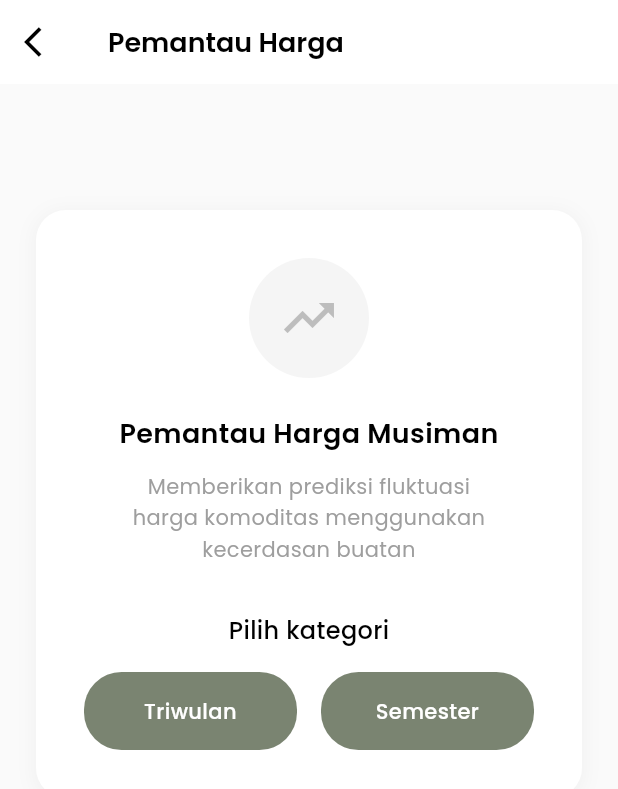
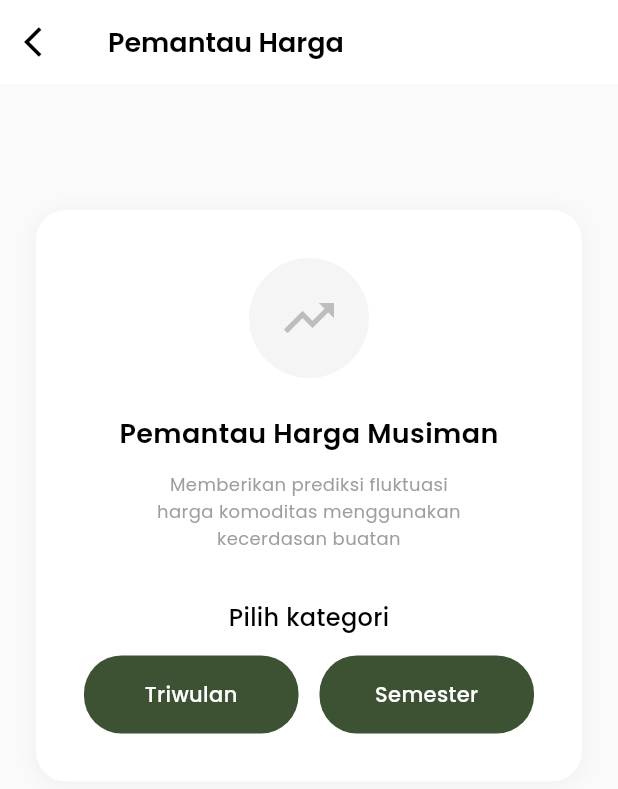
Before and after one commit to amertawolj/PRD_PANENIN, a Flutter app: the HomepageScreen screen opened by its route, after a tap on an icon or button, on a phone screen of 412 x 824 dp. Shown: the top 789 px of the screen. Run offline on Flutter 3.47's test engine with Material 3 defaults, Android fonts, the phone set to English and light mode, and no system bars; our stand-ins replace camera, iconsax, supabase_flutter; accounts and stored records are empty.

Commit message:
add beberapa penyesuaian (lupa commit beberapa hari belakangan sorry)

```diff
--- a/lib/features/ai-tracker/pilihkategori.dart
+++ b/lib/features/ai-tracker/pilihkategori.dart
@@ -85,7 +85,7 @@ class PilihKategoriScreen extends StatelessWidget {
                   const Text(
                     'Memberikan prediksi fluktuasi\nharga komoditas menggunakan\nkecerdasan buatan',
                     style: TextStyle(
-                      fontSize: 14,
+                      fontSize: 12,
                       color: Colors.grey,
                       fontWeight: FontWeight.w400,
                       fontFamily: 'Poppins',
@@ -107,7 +107,7 @@ class PilihKategoriScreen extends StatelessWidget {
                     ),
                   ),
 
-                  const SizedBox(height: 16),
+                  const SizedBox(height: 14),
 
                   // Category buttons
                   Row(
@@ -126,7 +126,7 @@ class PilihKategoriScreen extends StatelessWidget {
                           },
                         ),
                       ),
-                      const SizedBox(width: 16),
+                      const SizedBox(width: 14),
                       Expanded(
                         child: _buildCategoryButton(
                           context,
@@ -156,9 +156,9 @@ class PilihKategoriScreen extends StatelessWidget {
     return GestureDetector(
       onTap: onTap,
       child: Container(
-        padding: const EdgeInsets.symmetric(vertical: 16, horizontal: 24),
+        padding: const EdgeInsets.symmetric(vertical: 16, horizontal: 12),
         decoration: BoxDecoration(
-          color: const Color(0xFF7A8471),
+          color: const Color(0xFF3C5232),
           borderRadius: BorderRadius.circular(25),
         ),
         child: Text(
--- a/lib/features/ai-tracker/semester.dart
+++ b/lib/features/ai-tracker/semester.dart
@@ -100,7 +100,7 @@ class _SemesterScreenState extends State<SemesterScreen> {
     return AnimatedContainer(
       duration: const Duration(milliseconds: 300),
       decoration: BoxDecoration(
-        color: const Color(0xFF9CAF88),
+        color: const Color(0xFF3C5232),
         borderRadius: BorderRadius.circular(25),
       ),
       child: Column(
@@ -112,7 +112,7 @@ class _SemesterScreenState extends State<SemesterScreen> {
               width: double.infinity,
               padding: const EdgeInsets.symmetric(vertical: 20, horizontal: 24),
               decoration: BoxDecoration(
-                color: const Color(0xFF9CAF88),
+                color: const Color(0xFF3C5232),
                 borderRadius: BorderRadius.circular(25),
               ),
               child: Row(
@@ -143,7 +143,7 @@ class _SemesterScreenState extends State<SemesterScreen> {
               width: double.infinity,
               padding: const EdgeInsets.fromLTRB(16, 0, 16, 16),
               decoration: const BoxDecoration(
-                color: Color(0xFF9CAF88),
+                color: Color(0xFF3C5232),
                 borderRadius: BorderRadius.only(
                   bottomLeft: Radius.circular(25),
                   bottomRight: Radius.circular(25),
--- a/lib/features/ai-tracker/triwulan.dart
+++ b/lib/features/ai-tracker/triwulan.dart
@@ -132,7 +132,7 @@ class _TriwulanScreenState extends State<TriwulanScreen> {
     return AnimatedContainer(
       duration: const Duration(milliseconds: 300),
       decoration: BoxDecoration(
-        color: const Color(0xFF9CAF88),
+        color: const Color(0xFF3C5232),
         borderRadius: BorderRadius.circular(25),
       ),
       child: Column(
@@ -144,7 +144,7 @@ class _TriwulanScreenState extends State<TriwulanScreen> {
               width: double.infinity,
               padding: const EdgeInsets.symmetric(vertical: 20, horizontal: 24),
               decoration: BoxDecoration(
-                color: const Color(0xFF9CAF88),
+                color: const Color(0xFF3C5232),
                 borderRadius: BorderRadius.circular(25),
               ),
               child: Row(
@@ -175,7 +175,7 @@ class _TriwulanScreenState extends State<TriwulanScreen> {
               width: double.infinity,
               padding: const EdgeInsets.fromLTRB(16, 0, 16, 16),
               decoration: const BoxDecoration(
-                color: Color(0xFF9CAF88),
+                color: Color(0xFF3C5232),
                 borderRadius: BorderRadius.only(
                   bottomLeft: Radius.circular(25),
                   bottomRight: Radius.circular(25),
--- a/lib/features/finance/finance.dart
+++ b/lib/features/finance/finance.dart
@@ -376,7 +376,7 @@ class FinanceScreen extends StatelessWidget {
           _showDownloadDialog();
         },
         style: ElevatedButton.styleFrom(
-          backgroundColor: const Color(0xFF4A5D23),
+          backgroundColor: const Color(0xFF3C5232),
           padding: const EdgeInsets.symmetric(vertical: 16),
           shape: RoundedRectangleBorder(
             borderRadius: BorderRadius.circular(8),
--- a/lib/features/homepage/homepage.dart
+++ b/lib/features/homepage/homepage.dart
@@ -33,13 +33,15 @@ class _HomepageScreenState extends State<HomepageScreen> {
     return Scaffold(
       backgroundColor: const Color(0xFF3C5232),
       body: SafeArea(
-        child: Column(
-          children: [
-            // Compact Header Section
-            _buildCompactHeader(),
+        child: CustomScrollView(
+          slivers: [
+            // Header section as a sliver
+            SliverToBoxAdapter(
+              child: _buildCompactHeader(),
+            ),
 
-            // Main Content Area
-            Expanded(
+            // Main content section as a sliver
+            SliverToBoxAdapter(
               child: Container(
                 decoration: const BoxDecoration(
                   color: Colors.white,
@@ -48,23 +50,22 @@ class _HomepageScreenState extends State<HomepageScreen> {
                     topRight: Radius.circular(20),
                   ),
                 ),
-                child: SingleChildScrollView(
                 child: Padding(
-                    padding: const EdgeInsets.all(16), // Reduced padding
+                  padding: const EdgeInsets.all(16),
                   child: Column(
                     crossAxisAlignment: CrossAxisAlignment.start,
                     children: [
-                        const SizedBox(height: 16), // Reduced spacing
+                      const SizedBox(height: 16),
 
                       // Compact Akses Cepat Section
                       _buildAksesCepatSection(),
 
-                        const SizedBox(height: 20), // Reduced spacing
+                      const SizedBox(height: 20),
 
                       // Compact Rangkuman Pesanan Section
                       _buildCompactRangkumanPesananSection(),
 
-                        const SizedBox(height: 20), // Reduced spacing
+                      const SizedBox(height: 20),
 
                       // Compact Komoditas Section
                       _buildCompactKomoditasSection(),
@@ -75,17 +76,16 @@ class _HomepageScreenState extends State<HomepageScreen> {
                 ),
               ),
             ),
-            ),
           ],
         ),
       ),
-      bottomNavigationBar: _buildCompactBottomNavBar(),
+      bottomNavigationBar: _buildBottomNavBar(),
     );
   }
 
   Widget _buildCompactHeader() {
     return Container(
-      padding: const EdgeInsets.all(16), // Reduced padding
+      padding: const EdgeInsets.all(16),
       child: Column(
         children: [
           // Compact top bar with greeting and icons
@@ -93,19 +93,19 @@ class _HomepageScreenState extends State<HomepageScreen> {
             children: [
               // Smaller profile avatar
               Container(
-                width: 32, // Reduced size
+                width: 32,
                 height: 32,
                 decoration: BoxDecoration(
                   color: Colors.orange,
-                  borderRadius: BorderRadius.circular(10), // Smaller radius
+                  borderRadius: BorderRadius.circular(10),
                 ),
                 child: const Icon(
                   Icons.person,
                   color: Colors.white,
-                  size: 20, // Smaller icon
+                  size: 20,
                 ),
               ),
-              const SizedBox(width: 10), // Reduced spacing
+              const SizedBox(width: 10),
 
               // Greeting text
               const Expanded(
@@ -113,7 +113,7 @@ class _HomepageScreenState extends State<HomepageScreen> {
                   'Halo, User',
                   style: TextStyle(
                     color: Colors.white,
-                    fontSize: 18, // Smaller font
+                    fontSize: 18,
                     fontWeight: FontWeight.w600,
                     fontFamily: 'Poppins',
                   ),
@@ -125,7 +125,7 @@ class _HomepageScreenState extends State<HomepageScreen> {
                 children: [
                   IconButton(
                     onPressed: () {},
-                    padding: const EdgeInsets.all(6), // Reduced padding
+                    padding: const EdgeInsets.all(6),
                     constraints: const BoxConstraints(minWidth: 32, minHeight: 32),
                     icon: const Icon(Icons.mail_outline, color: Colors.white, size: 20),
                   ),
@@ -146,21 +146,21 @@ class _HomepageScreenState extends State<HomepageScreen> {
             ],
           ),
 
-          const SizedBox(height: 16), // Reduced spacing
+          const SizedBox(height: 16),
 
           // Compact search bar
           Container(
-            height: 42, // Fixed smaller height
+            height: 42,
             decoration: BoxDecoration(
               color: Colors.white.withOpacity(0.9),
-              borderRadius: BorderRadius.circular(12), // Smaller radius
+              borderRadius: BorderRadius.circular(12),
             ),
             child: TextField(
               decoration: InputDecoration(
                 hintText: 'Cari...',
                 hintStyle: TextStyle(
                   color: Colors.grey[600],
-                  fontSize: 13, // Smaller font
+                  fontSize: 13,
                 ),
                 prefixIcon: Icon(Icons.search, color: Colors.grey[600], size: 18),
                 border: InputBorder.none,
@@ -169,13 +169,13 @@ class _HomepageScreenState extends State<HomepageScreen> {
             ),
           ),
 
-          const SizedBox(height: 16), // Reduced spacing
+          const SizedBox(height: 16),
 
           // Compact featured banner
           Container(
-            height: 110, // Reduced height
+            height: 110,
             decoration: BoxDecoration(
-              borderRadius: BorderRadius.circular(12), // Smaller radius
+              borderRadius: BorderRadius.circular(12),
               image: const DecorationImage(
                 image: AssetImage('assets/image/petani.jpg'),
                 fit: BoxFit.cover,
@@ -193,14 +193,14 @@ class _HomepageScreenState extends State<HomepageScreen> {
                   ],
                 ),
               ),
-              padding: const EdgeInsets.all(16), // Reduced padding
+              padding: const EdgeInsets.all(16),
               child: const Align(
                 alignment: Alignment.centerLeft,
                 child: Text(
                   'TerKini! Petani juga ikut\nmenolak RUU TNI.',
                   style: TextStyle(
                     color: Colors.white,
-                    fontSize: 15, // Smaller font
+                    fontSize: 15,
                     fontWeight: FontWeight.w600,
                     fontFamily: 'Poppins',
                   ),
@@ -295,7 +295,7 @@ class _HomepageScreenState extends State<HomepageScreen> {
         const Text(
           'Rangkuman Pesanan',
           style: TextStyle(
-            fontSize: 16, // Smaller title
+            fontSize: 16,
             fontWeight: FontWeight.w600,
             fontFamily: 'Poppins',
           ),
@@ -303,10 +303,10 @@ class _HomepageScreenState extends State<HomepageScreen> {
         const SizedBox(height: 12),
 
         Container(
-          padding: const EdgeInsets.all(16), // Reduced padding
+          padding: const EdgeInsets.all(16),
           decoration: BoxDecoration(
             color: const Color(0xFF3C5232),
-            borderRadius: BorderRadius.circular(12), // Smaller radius
+            borderRadius: BorderRadius.circular(12),
           ),
           child: Row(
             mainAxisAlignment: MainAxisAlignment.spaceAround,
@@ -323,17 +323,17 @@ class _HomepageScreenState extends State<HomepageScreen> {
 
   Widget _buildCompactOrderSummaryItem(String count, String label) {
     return Container(
-      padding: const EdgeInsets.symmetric(vertical: 12, horizontal: 16), // Reduced padding
+      padding: const EdgeInsets.symmetric(vertical: 12, horizontal: 16),
       decoration: BoxDecoration(
         color: Colors.white.withOpacity(0.9),
-        borderRadius: BorderRadius.circular(10), // Smaller radius
+        borderRadius: BorderRadius.circular(10),
       ),
       child: Column(
         children: [
           Text(
             count,
             style: const TextStyle(
-              fontSize: 20, // Smaller number
+              fontSize: 20,
               fontWeight: FontWeight.w700,
               fontFamily: 'Poppins',
             ),
@@ -342,7 +342,7 @@ class _HomepageScreenState extends State<HomepageScreen> {
           Text(
             label,
             style: const TextStyle(
-              fontSize: 12, // Smaller label
+              fontSize: 12,
               fontWeight: FontWeight.w500,
               fontFamily: 'Poppins',
               color: Colors.black87,
@@ -360,7 +360,7 @@ class _HomepageScreenState extends State<HomepageScreen> {
         const Text(
           'Komoditas Terlaris',
           style: TextStyle(
-            fontSize: 16, // Smaller title
+            fontSize: 16,
             fontWeight: FontWeight.w600,
             fontFamily: 'Poppins',
           ),
@@ -368,30 +368,30 @@ class _HomepageScreenState extends State<HomepageScreen> {
         const SizedBox(height: 12),
 
         Container(
-          padding: const EdgeInsets.all(14), // Reduced padding
+          padding: const EdgeInsets.all(14),
           decoration: BoxDecoration(
             color: const Color(0xFF8FA26D),
-            borderRadius: BorderRadius.circular(12), // Smaller radius
+            borderRadius: BorderRadius.circular(12),
           ),
           child: Column(
             children: [
               Container(
-                padding: const EdgeInsets.symmetric(vertical: 8, horizontal: 12), // Reduced padding
+                padding: const EdgeInsets.symmetric(vertical: 8, horizontal: 12),
                 decoration: BoxDecoration(
                   color: const Color(0xFF3C5232),
-                  borderRadius: BorderRadius.circular(6), // Smaller radius
+                  borderRadius: BorderRadius.circular(6),
                 ),
                 child: const Text(
                   'Komoditas Terlaris Bulan Ini',
                   style: TextStyle(
                     color: Colors.white,
-                    fontSize: 12, // Smaller font
+                    fontSize: 12,
                     fontWeight: FontWeight.w600,
                     fontFamily: 'Poppins',
                   ),
                 ),
               ),
-              const SizedBox(height: 12), // Reduced spacing
+              const SizedBox(height: 12),
 
               Row(
                 mainAxisAlignment: MainAxisAlignment.spaceAround,
@@ -412,23 +412,23 @@ class _HomepageScreenState extends State<HomepageScreen> {
     return Column(
       children: [
         Container(
-          width: 48, // Smaller size
+          width: 48,
           height: 48,
           decoration: BoxDecoration(
             color: itemColor.withOpacity(0.2),
-            borderRadius: BorderRadius.circular(10), // Smaller radius
+            borderRadius: BorderRadius.circular(10),
           ),
           child: Icon(
             Icons.eco_outlined,
             color: itemColor,
-            size: 24, // Smaller icon
+            size: 24,
           ),
         ),
         const SizedBox(height: 6),
         Text(
           name,
           style: const TextStyle(
-            fontSize: 11, // Smaller font
+            fontSize: 11,
             fontWeight: FontWeight.w600,
             fontFamily: 'Poppins',
             color: Colors.white,
@@ -438,7 +438,7 @@ class _HomepageScreenState extends State<HomepageScreen> {
         Text(
           price,
           style: const TextStyle(
-            fontSize: 10, // Smaller font
+            fontSize: 10,
             fontWeight: FontWeight.w400,
             fontFamily: 'Poppins',
             color: Colors.white70,
@@ -449,50 +449,43 @@ class _HomepageScreenState extends State<HomepageScreen> {
   }
 
   void _onBottomNavTap(int index) {
-    // Don't update _currentIndex here since we're navigating away
-
     switch (index) {
       case 0:
-      // Already on Beranda (current screen) - do nothing
         Navigator.push(
             context,
             MaterialPageRoute(builder: (context) => SeeAllFeaturesScreen())
         );
         break;
       case 1:
-      // Navigate to Produk screen
         Navigator.push(
           context,
           MaterialPageRoute(builder: (context) => TambahProdukScreen()),
         );
         break;
       case 2:
-      // Navigate to Analisis screen
         Navigator.push(
           context,
           MaterialPageRoute(builder: (context) => SalesAnalysisScreen()),
         );
         break;
       case 3:
-      // Navigate to Pesan screen - replace with your actual class name
         Navigator.push(
           context,
-          MaterialPageRoute(builder: (context) => const profileScreen()), // TEMPORARY - replace with your messages screen
+          MaterialPageRoute(builder: (context) => const profileScreen()),
         );
         break;
       case 4:
-      // Navigate to Pengaturan screen - replace with your actual class name
         Navigator.push(
           context,
-          MaterialPageRoute(builder: (context) => const profileScreen()), // TEMPORARY - replace with your settings screen
+          MaterialPageRoute(builder: (context) => const profileScreen()),
         );
         break;
     }
   }
 
-  Widget _buildCompactBottomNavBar() {
+  Widget _buildBottomNavBar() {
     return Container(
-      height: 60, // Fixed smaller height
+      height: 60,
       decoration: BoxDecoration(
         color: Colors.white,
         boxShadow: [
@@ -508,17 +501,15 @@ class _HomepageScreenState extends State<HomepageScreen> {
         backgroundColor: Colors.white,
         selectedItemColor: const Color(0xFF4A5D23),
         unselectedItemColor: Colors.grey,
-        selectedFontSize: 10, // Smaller font
+        selectedFontSize: 10,
         unselectedFontSize: 10,
-        iconSize: 20, // Smaller icons
+        iconSize: 20,
         currentIndex: _currentBottomNavIndex,
         onTap: (index) {
           setState(() {
             _currentBottomNavIndex = index;
           });
         },
-
-
         items: const [
           BottomNavigationBarItem(
             icon: Icon(Icons.home_outlined),
@@ -633,6 +624,7 @@ class _HomepageScreenState extends State<HomepageScreen> {
       ),
     );
   }
+
   void _navigateToTrackerAI() {
     Navigator.push(
       context,
@@ -650,9 +642,7 @@ class _HomepageScreenState extends State<HomepageScreen> {
       ),
     );
   }
-
 }
-
 
 class FeatureScreen extends StatelessWidget {
   final String featureName;
```
Also changed, not shown: lib/features/dashboard/dashboard.dart (+83 -43 lines), lib/features/notifikasi/stock_notification-screen.dart (+12 -12 lines), lib/features/tambah-produk/tambah_produk_detail_screen.dart (+66 -56 lines), lib/features/tambah-produk/tambah_produk_screen.dart (+91 -96 lines), lib/features/toko/customer_reviews_screen.dart (+8 -15 lines), lib/features/toko/product_dashboard_screen.dart (+25 -24 lines), lib/features/toko/toko_profile_screen.dart (+22 -26 lines). Lines whose indentation alone changed are shown as unchanged.
